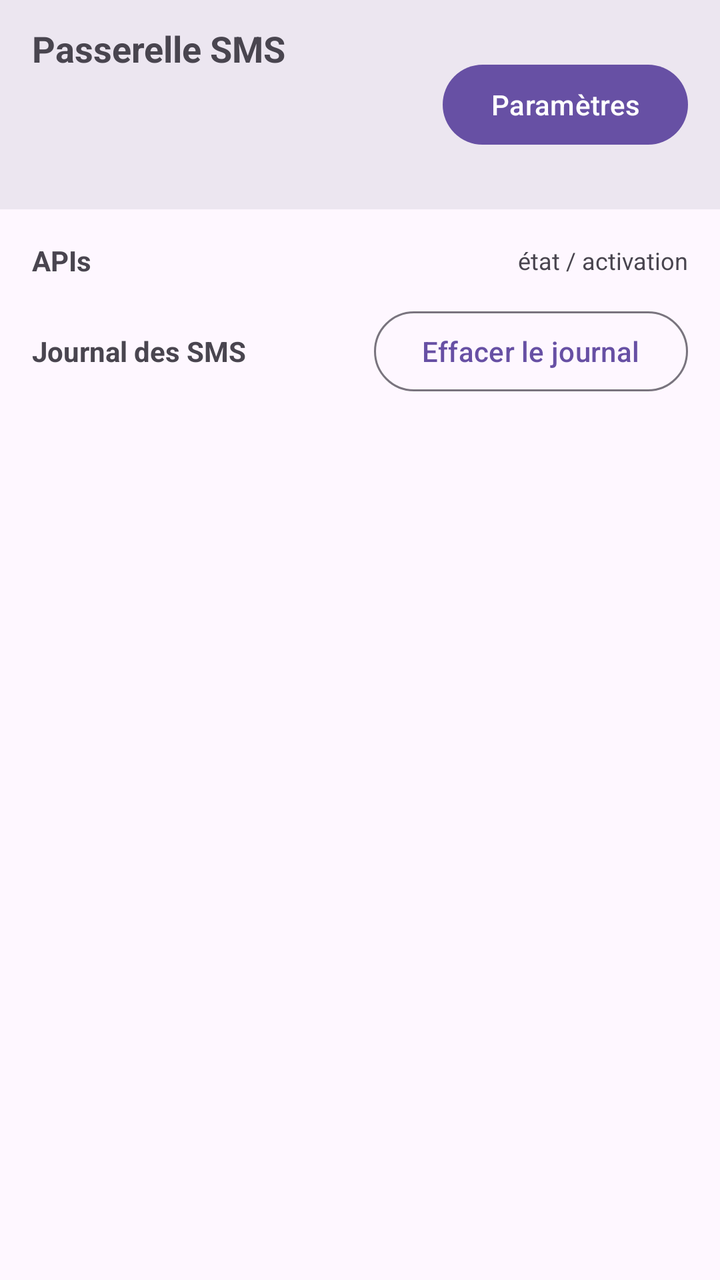
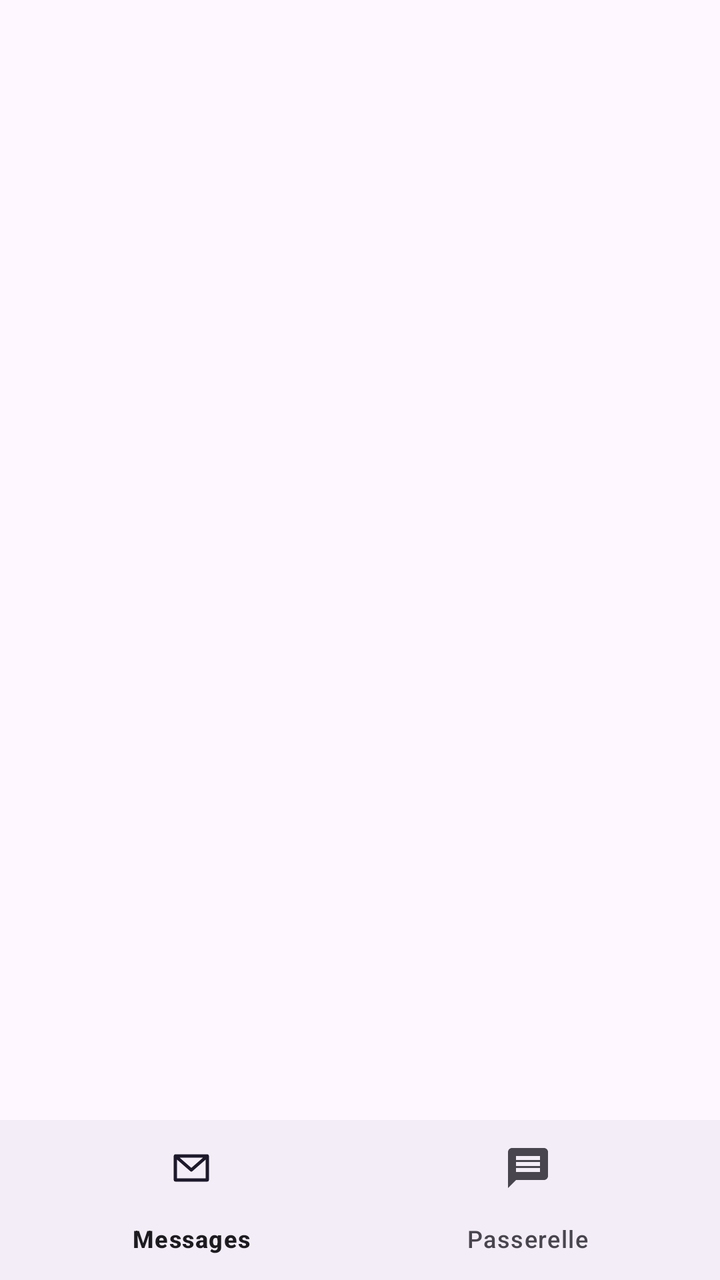

The first picture is an Android layout as it rendered before a commit; the second is the same layout after the commit. The layout source and the unified diff follow.
<!-- AndroidManifest.xml: application theme Theme.SmsGateway -->
<!-- res/layout/activity_main.xml -->
<?xml version="1.0" encoding="utf-8"?>
<LinearLayout xmlns:android="http://schemas.android.com/apk/res/android"
    xmlns:app="http://schemas.android.com/apk/res-auto"
    android:layout_width="match_parent"
    android:layout_height="match_parent"
    android:fitsSystemWindows="true"
    android:orientation="vertical">

    <LinearLayout
        android:layout_width="match_parent"
        android:layout_height="wrap_content"
        android:background="?attr/colorSurfaceContainerHigh"
        android:gravity="center_vertical"
        android:orientation="horizontal"
        android:paddingStart="16dp"
        android:paddingTop="12dp"
        android:paddingEnd="16dp"
        android:paddingBottom="12dp">

        <LinearLayout
            android:layout_width="0dp"
            android:layout_height="wrap_content"
            android:layout_weight="1"
            android:orientation="vertical">

            <TextView
                android:layout_width="wrap_content"
                android:layout_height="wrap_content"
                android:text="@string/app_name"
                android:textSize="18sp"
                android:textStyle="bold" />

            <TextView
                android:id="@+id/textVersion"
                android:layout_width="wrap_content"
                android:layout_height="wrap_content"
                android:layout_marginTop="2dp"
                android:textColor="?attr/colorPrimary"
                android:textSize="13sp"
                android:textStyle="bold" />

            <TextView
                android:id="@+id/textLastSync"
                android:layout_width="wrap_content"
                android:layout_height="wrap_content"
                android:layout_marginTop="2dp"
                android:textColor="?attr/colorOnSurfaceVariant"
                android:textSize="12sp" />

            <TextView
                android:id="@+id/textLastIncoming"
                android:layout_width="wrap_content"
                android:layout_height="wrap_content"
                android:layout_marginTop="2dp"
                android:textColor="?attr/colorOnSurfaceVariant"
                android:textSize="12sp" />
        </LinearLayout>

        <com.google.android.material.button.MaterialButton
            android:id="@+id/btnOpenSettings"
            android:layout_width="wrap_content"
            android:layout_height="wrap_content"
            android:text="@string/settings_title" />
    </LinearLayout>

    <LinearLayout
        android:layout_width="match_parent"
        android:layout_height="wrap_content"
        android:gravity="center_vertical"
        android:orientation="horizontal"
        android:paddingStart="16dp"
        android:paddingTop="16dp"
        android:paddingEnd="16dp">

        <TextView
            android:layout_width="0dp"
            android:layout_height="wrap_content"
            android:layout_weight="1"
            android:text="@string/api_section_title"
            android:textStyle="bold" />

        <TextView
            android:layout_width="wrap_content"
            android:layout_height="wrap_content"
            android:text="@string/api_section_note"
            android:textColor="?attr/colorOnSurfaceVariant"
            android:textSize="12sp" />
    </LinearLayout>

    <LinearLayout
        android:id="@+id/apiContainer"
        android:layout_width="match_parent"
        android:layout_height="wrap_content"
        android:orientation="vertical"
        android:paddingStart="16dp"
        android:paddingEnd="16dp"
        android:visibility="gone" />

    <LinearLayout
        android:layout_width="match_parent"
        android:layout_height="wrap_content"
        android:gravity="center_vertical"
        android:orientation="horizontal"
        android:paddingStart="16dp"
        android:paddingTop="12dp"
        android:paddingEnd="16dp">

        <TextView
            android:layout_width="0dp"
            android:layout_height="wrap_content"
            android:layout_weight="1"
            android:text="@string/log_title"
            android:textStyle="bold" />

        <com.google.android.material.button.MaterialButton
            android:id="@+id/btnClearLogs"
            style="@style/Widget.Material3.Button.OutlinedButton"
            android:layout_width="wrap_content"
            android:layout_height="wrap_content"
            android:text="@string/clear_logs" />
    </LinearLayout>

    <TextView
        android:id="@+id/textEmpty"
        android:layout_width="match_parent"
        android:layout_height="wrap_content"
        android:gravity="center"
        android:padding="24dp"
        android:text="@string/log_empty"
        android:visibility="gone" />

    <ListView
        android:id="@+id/listLogs"
        android:layout_width="match_parent"
        android:layout_height="0dp"
        android:layout_weight="1"
        android:clipToPadding="false"
        android:divider="@null"
        android:dividerHeight="8dp"
        android:padding="16dp" />
</LinearLayout>
<!-- resources referenced by this layout -->
<resources>
  <string name="api_section_note">état / activation</string>
  <string name="api_section_title">APIs</string>
  <string name="app_name">Passerelle SMS</string>
  <string name="clear_logs">Effacer le journal</string>
  <string name="log_empty">Aucun SMS envoyé pour l\'instant.\nLes derniers SMS apparaîtront ici.</string>
  <string name="log_title">Journal des SMS</string>
  <string name="settings_title">Paramètres</string>
  <style name="Theme.SmsGateway" parent="Theme.Material3.DayNight.NoActionBar" />
</resources>

<!-- the commit's change to res/layout/activity_main.xml (unified diff, before → after) -->
@@ -6,136 +6,15 @@
     android:fitsSystemWindows="true"
     android:orientation="vertical">
 
-    <LinearLayout
+    <FrameLayout
+        android:id="@+id/fragmentContainer"
+        android:layout_width="match_parent"
+        android:layout_height="0dp"
+        android:layout_weight="1" />
+
+    <com.google.android.material.bottomnavigation.BottomNavigationView
+        android:id="@+id/bottomNav"
         android:layout_width="match_parent"
         android:layout_height="wrap_content"
-        android:background="?attr/colorSurfaceContainerHigh"
-        android:gravity="center_vertical"
-        android:orientation="horizontal"
-        android:paddingStart="16dp"
-        android:paddingTop="12dp"
-        android:paddingEnd="16dp"
-        android:paddingBottom="12dp">
-
-        <LinearLayout
-            android:layout_width="0dp"
-            android:layout_height="wrap_content"
-            android:layout_weight="1"
-            android:orientation="vertical">
-
-            <TextView
-                android:layout_width="wrap_content"
-                android:layout_height="wrap_content"
-                android:text="@string/app_name"
-                android:textSize="18sp"
-                android:textStyle="bold" />
-
-            <TextView
-                android:id="@+id/textVersion"
-                android:layout_width="wrap_content"
-                android:layout_height="wrap_content"
-                android:layout_marginTop="2dp"
-                android:textColor="?attr/colorPrimary"
-                android:textSize="13sp"
-                android:textStyle="bold" />
-
-            <TextView
-                android:id="@+id/textLastSync"
-                android:layout_width="wrap_content"
-                android:layout_height="wrap_content"
-                android:layout_marginTop="2dp"
-                android:textColor="?attr/colorOnSurfaceVariant"
-                android:textSize="12sp" />
-
-            <TextView
-                android:id="@+id/textLastIncoming"
-                android:layout_width="wrap_content"
-                android:layout_height="wrap_content"
-                android:layout_marginTop="2dp"
-                android:textColor="?attr/colorOnSurfaceVariant"
-                android:textSize="12sp" />
-        </LinearLayout>
-
-        <com.google.android.material.button.MaterialButton
-            android:id="@+id/btnOpenSettings"
-            android:layout_width="wrap_content"
-            android:layout_height="wrap_content"
-            android:text="@string/settings_title" />
-    </LinearLayout>
-
-    <LinearLayout
-        android:layout_width="match_parent"
-        android:layout_height="wrap_content"
-        android:gravity="center_vertical"
-        android:orientation="horizontal"
-        android:paddingStart="16dp"
-        android:paddingTop="16dp"
-        android:paddingEnd="16dp">
-
-        <TextView
-            android:layout_width="0dp"
-            android:layout_height="wrap_content"
-            android:layout_weight="1"
-            android:text="@string/api_section_title"
-            android:textStyle="bold" />
-
-        <TextView
-            android:layout_width="wrap_content"
-            android:layout_height="wrap_content"
-            android:text="@string/api_section_note"
-            android:textColor="?attr/colorOnSurfaceVariant"
-            android:textSize="12sp" />
-    </LinearLayout>
-
-    <LinearLayout
-        android:id="@+id/apiContainer"
-        android:layout_width="match_parent"
-        android:layout_height="wrap_content"
-        android:orientation="vertical"
-        android:paddingStart="16dp"
-        android:paddingEnd="16dp"
-        android:visibility="gone" />
-
-    <LinearLayout
-        android:layout_width="match_parent"
-        android:layout_height="wrap_content"
-        android:gravity="center_vertical"
-        android:orientation="horizontal"
-        android:paddingStart="16dp"
-        android:paddingTop="12dp"
-        android:paddingEnd="16dp">
-
-        <TextView
-            android:layout_width="0dp"
-            android:layout_height="wrap_content"
-            android:layout_weight="1"
-            android:text="@string/log_title"
-            android:textStyle="bold" />
-
-        <com.google.android.material.button.MaterialButton
-            android:id="@+id/btnClearLogs"
-            style="@style/Widget.Material3.Button.OutlinedButton"
-            android:layout_width="wrap_content"
-            android:layout_height="wrap_content"
-            android:text="@string/clear_logs" />
-    </LinearLayout>
-
-    <TextView
-        android:id="@+id/textEmpty"
-        android:layout_width="match_parent"
-        android:layout_height="wrap_content"
-        android:gravity="center"
-        android:padding="24dp"
-        android:text="@string/log_empty"
-        android:visibility="gone" />
-
-    <ListView
-        android:id="@+id/listLogs"
-        android:layout_width="match_parent"
-        android:layout_height="0dp"
-        android:layout_weight="1"
-        android:clipToPadding="false"
-        android:divider="@null"
-        android:dividerHeight="8dp"
-        android:padding="16dp" />
+        app:menu="@menu/bottom_nav_menu" />
 </LinearLayout>
<!-- resource entries referenced after the edit -->
@@ -1,12 +1,5 @@
 <!-- resources referenced by this layout -->
 <resources>
-  <string name="api_section_note">état / activation</string>
-  <string name="api_section_title">APIs</string>
-  <string name="app_name">Passerelle SMS</string>
-  <string name="clear_logs">Effacer le journal</string>
-  <string name="log_empty">Aucun SMS envoyé pour l\'instant.\nLes derniers SMS apparaîtront ici.</string>
-  <string name="log_title">Journal des SMS</string>
-  <string name="settings_title">Paramètres</string>
   <style name="Theme.SmsGateway" parent="Theme.Material3.DayNight.NoActionBar" />
 </resources>
 
